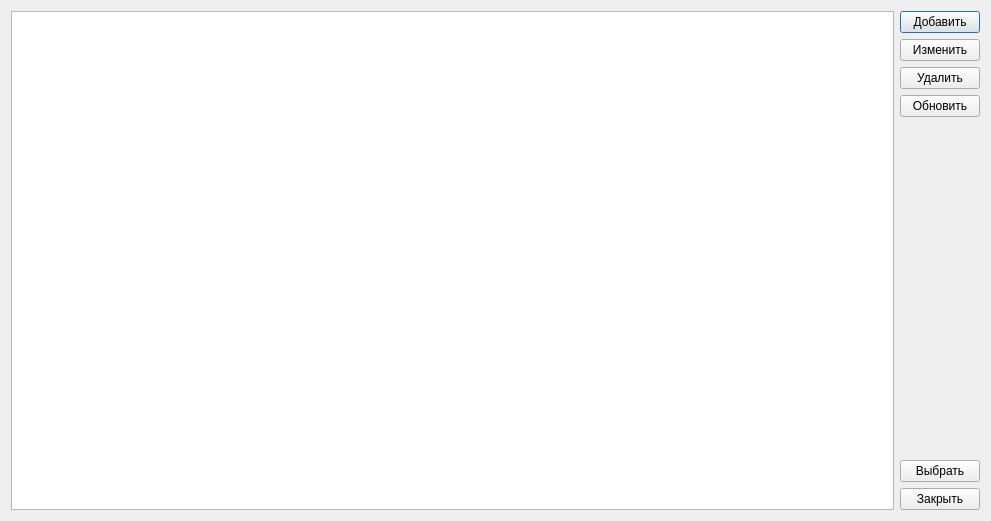
This is ContragentsListDialog.ui in EvheniCH-Ufa/SimpleContractRegister as Qt 5 draws it before an edit. The edited form follows.
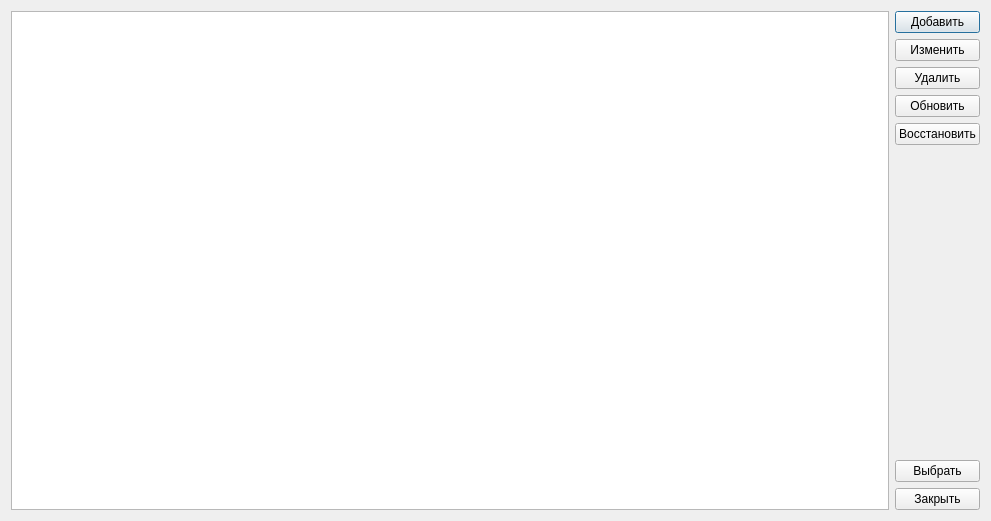
This is the edited form.

Commit message: Настройка вида кнопок

Diff of the .ui file:
```diff
--- a/ContragentsListDialog.ui
+++ b/ContragentsListDialog.ui
@@ -46,6 +46,13 @@
          </property>
         </widget>
        </item>
+       <item>
+        <widget class="QPushButton" name="restoreContragent_Bttn">
+         <property name="text">
+          <string>Восстановить</string>
+         </property>
+        </widget>
+       </item>
        <item>
         <spacer name="verticalSpacer">
          <property name="orientation">
```
Left out of the diff: 4 changed lines with no effect on the pictures. The commit also changes 2 other files.
